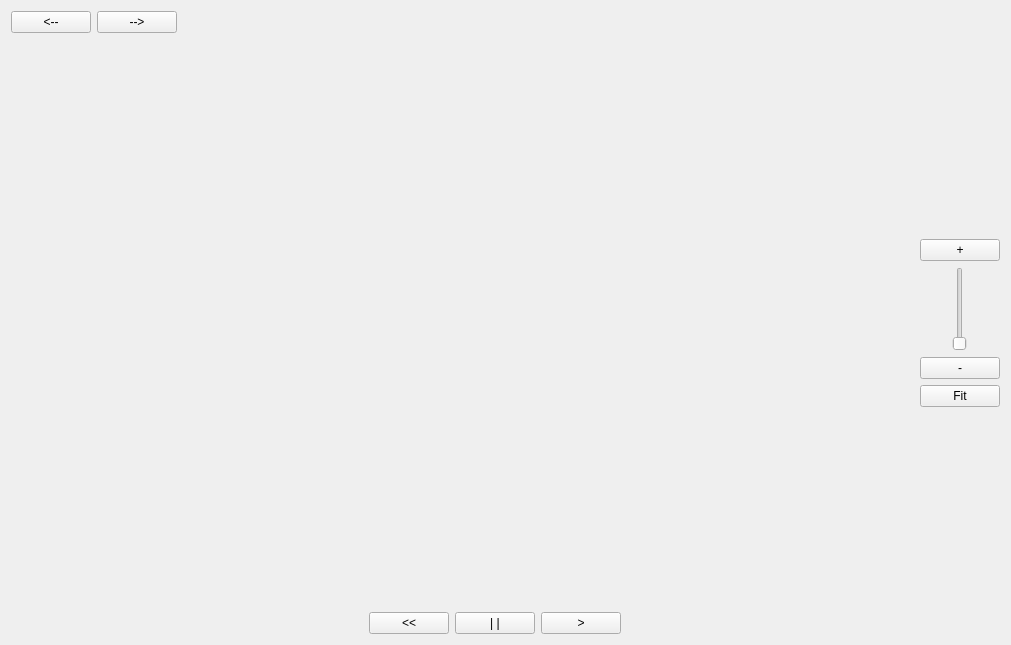
Before: the Qt Designer form gui/simulationwidget.ui in Andrew2a1/Discharge, drawn with Qt 5.
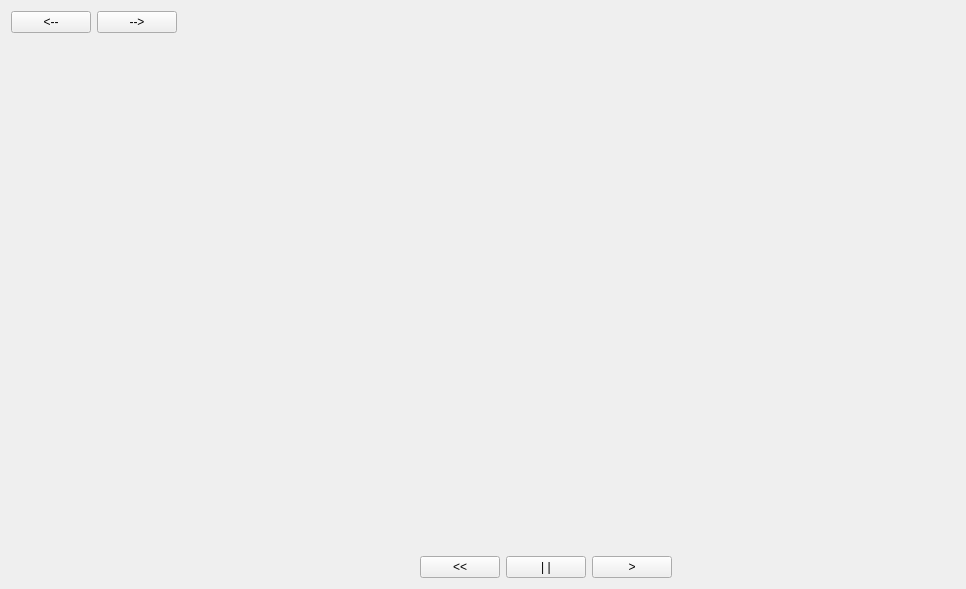
After: the same form once the commit is applied. Custom widgets are drawn as their Qt base class.

The edit to the form file:
```diff
--- a/gui/simulationwidget.ui
+++ b/gui/simulationwidget.ui
@@ -6,18 +6,16 @@
    <rect>
     <x>0</x>
     <y>0</y>
-    <width>1011</width>
-    <height>645</height>
+    <width>966</width>
+    <height>589</height>
    </rect>
   </property>
   <property name="windowTitle">
    <string>Form</string>
   </property>
-  <layout class="QGridLayout" name="gridLayout">
-   <item row="2" column="4">
-    <layout class="QHBoxLayout" name="horizontalLayout_3">
-     <item>
-      <spacer name="horizontalSpacer_3">
+  <layout class="QGridLayout" name="gridLayout" columnstretch="0,1,0,1,0">
+   <item row="0" column="3">
+    <spacer name="horizontalSpacer">
        <property name="orientation">
         <enum>Qt::Horizontal</enum>
        </property>
@@ -25,62 +23,6 @@
         <size>
          <width>40</width>
          <height>20</height>
-        </size>
-       </property>
-      </spacer>
-     </item>
-     <item>
-      <layout class="QVBoxLayout" name="verticalLayout" stretch="0,0,0,0">
-       <item>
-        <widget class="QPushButton" name="pushButton_2">
-         <property name="text">
-          <string>+</string>
-         </property>
-        </widget>
-       </item>
-       <item>
-        <widget class="QSlider" name="verticalSlider">
-         <property name="sizePolicy">
-          <sizepolicy hsizetype="Preferred" vsizetype="Preferred">
-           <horstretch>0</horstretch>
-           <verstretch>0</verstretch>
-          </sizepolicy>
-         </property>
-         <property name="layoutDirection">
-          <enum>Qt::LeftToRight</enum>
-         </property>
-         <property name="orientation">
-          <enum>Qt::Vertical</enum>
-         </property>
-        </widget>
-       </item>
-       <item>
-        <widget class="QPushButton" name="pushButton_6">
-         <property name="text">
-          <string>-</string>
-         </property>
-        </widget>
-       </item>
-       <item>
-        <widget class="QPushButton" name="pushButton_7">
-         <property name="text">
-          <string>Fit</string>
-         </property>
-        </widget>
-       </item>
-      </layout>
-     </item>
-    </layout>
-   </item>
-   <item row="1" column="0">
-    <spacer name="verticalSpacer">
-     <property name="orientation">
-      <enum>Qt::Vertical</enum>
-     </property>
-     <property name="sizeHint" stdset="0">
-      <size>
-       <width>20</width>
-       <height>40</height>
       </size>
      </property>
     </spacer>
@@ -110,8 +52,36 @@
      </item>
     </layout>
    </item>
-   <item row="2" column="3">
-    <spacer name="horizontalSpacer">
+   <item row="3" column="0">
+    <spacer name="verticalSpacer_2">
+     <property name="orientation">
+      <enum>Qt::Vertical</enum>
+     </property>
+     <property name="sizeHint" stdset="0">
+      <size>
+       <width>20</width>
+       <height>40</height>
+      </size>
+     </property>
+    </spacer>
+   </item>
+   <item row="1" column="0">
+    <spacer name="verticalSpacer">
+     <property name="orientation">
+      <enum>Qt::Vertical</enum>
+     </property>
+     <property name="sizeHint" stdset="0">
+      <size>
+       <width>20</width>
+       <height>40</height>
+      </size>
+     </property>
+    </spacer>
+   </item>
+   <item row="2" column="4">
+    <layout class="QHBoxLayout" name="horizontalLayout_3" stretch="0,0">
+     <item>
+      <spacer name="horizontalSpacer_3">
      <property name="orientation">
       <enum>Qt::Horizontal</enum>
      </property>
@@ -122,6 +92,11 @@
       </size>
      </property>
     </spacer>
+     </item>
+     <item>
+      <widget class="ZoomWidget" name="zoomWidget" native="true"/>
+     </item>
+    </layout>
    </item>
    <item row="0" column="0">
     <layout class="QHBoxLayout" name="horizontalLayout_2">
@@ -154,21 +129,16 @@
      </property>
     </spacer>
    </item>
-   <item row="3" column="3">
-    <spacer name="verticalSpacer_2">
-     <property name="orientation">
-      <enum>Qt::Vertical</enum>
-     </property>
-     <property name="sizeHint" stdset="0">
-      <size>
-       <width>20</width>
-       <height>40</height>
-      </size>
-     </property>
-    </spacer>
-   </item>
   </layout>
  </widget>
+ <customwidgets>
+  <customwidget>
+   <class>ZoomWidget</class>
+   <extends>QWidget</extends>
+   <header>gui/zoomwidget.h</header>
+   <container>1</container>
+  </customwidget>
+ </customwidgets>
  <resources/>
  <connections/>
 </ui>
```
Left out of the diff: 14 changed lines with no effect on the pictures. Lines whose indentation alone changed are shown as unchanged.
